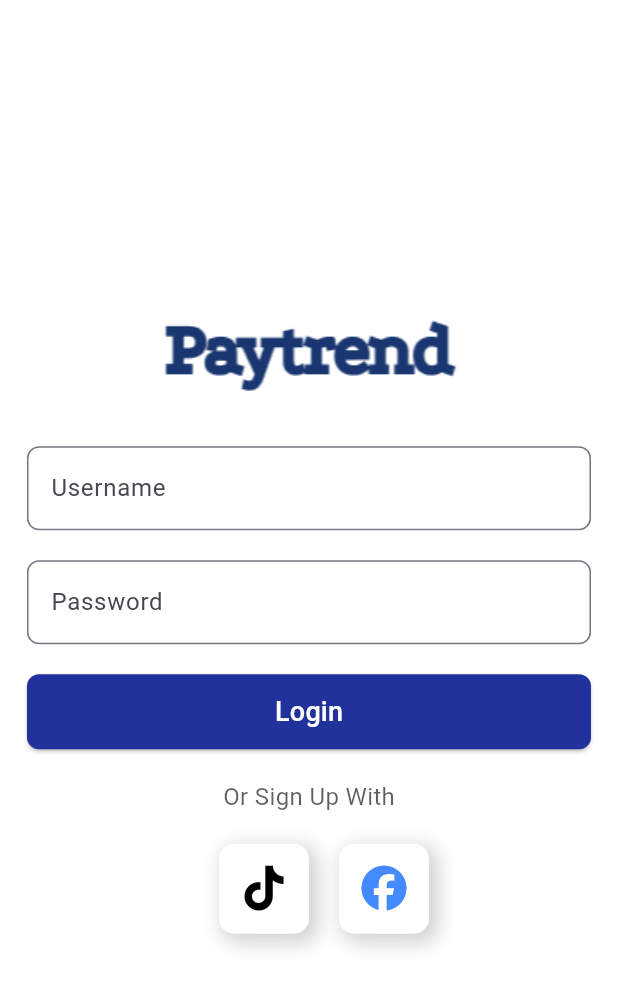
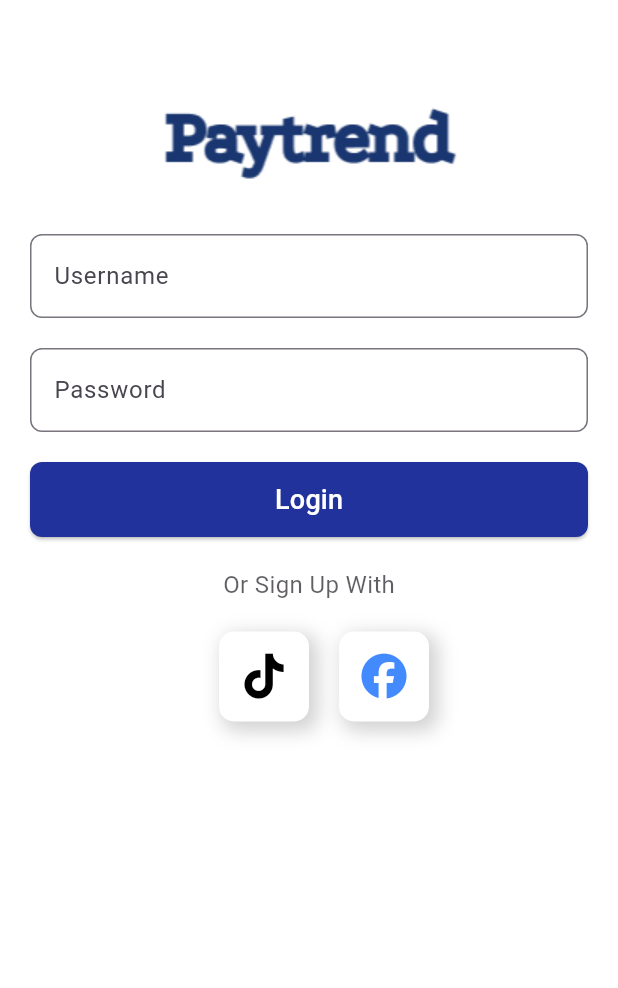
Before and after one commit to FaridRadit/login, a Flutter app: the screen it shows after launch, on a phone screen of 412 x 824 dp. Shown: the top 988 px of the screen. Run offline on Flutter 3.47's test engine with Material 3 defaults, Android fonts, the phone set to English and light mode, and no system bars; our stand-ins replace font_awesome_flutter; Roboto replaces fonts that are missing (poppin).

```diff
--- a/lib/main.dart
+++ b/lib/main.dart
@@ -46,7 +46,9 @@ class _loginState extends State<login> {
     return Scaffold(
       body:
       Padding(
-        padding: const EdgeInsets.all(18.0),
+        padding:  EdgeInsets.fromLTRB(20, 60, 20, 0),
+
+        child:SingleChildScrollView(
           child: Column(
             mainAxisAlignment: MainAxisAlignment.center,
 
@@ -134,6 +136,7 @@ class _loginState extends State<login> {
             ],
           ),
         ),
+        )
 
     );
   }
```
Lines whose indentation alone changed are shown as unchanged.
